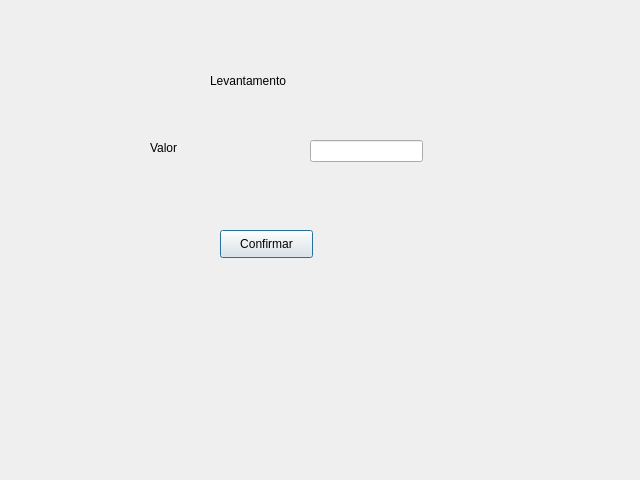
First picture: the form in ProjectoCpp/frmlevantamento.ui, repository ltsaiete/conta-estudante, before the edit.
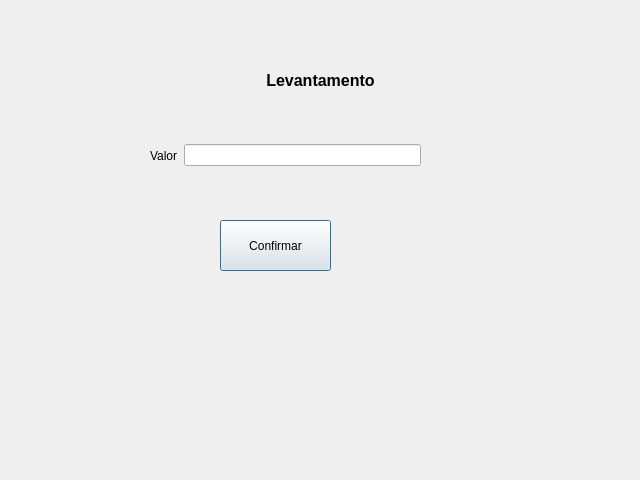
Second picture: the form after the edit.

Commit message: Formatando o label de senha

```diff
--- a/ProjectoCpp/frmlevantamento.ui
+++ b/ProjectoCpp/frmlevantamento.ui
@@ -16,52 +16,72 @@
   <widget class="QLabel" name="label">
    <property name="geometry">
     <rect>
-     <x>210</x>
+     <x>250</x>
      <y>70</y>
      <width>141</width>
      <height>21</height>
     </rect>
    </property>
+   <property name="font">
+    <font>
+     <pointsize>12</pointsize>
+     <weight>75</weight>
+     <bold>true</bold>
+    </font>
+   </property>
    <property name="text">
     <string>Levantamento</string>
    </property>
-  </widget>
-  <widget class="QLineEdit" name="txtValor">
-   <property name="geometry">
-    <rect>
-     <x>310</x>
-     <y>140</y>
-     <width>113</width>
-     <height>22</height>
-    </rect>
-   </property>
-  </widget>
-  <widget class="QLabel" name="label_2">
-   <property name="geometry">
-    <rect>
-     <x>150</x>
-     <y>140</y>
-     <width>55</width>
-     <height>16</height>
-    </rect>
-   </property>
-   <property name="text">
-    <string>Valor</string>
+   <property name="alignment">
+    <set>Qt::AlignCenter</set>
    </property>
   </widget>
   <widget class="QPushButton" name="btConfirm">
    <property name="geometry">
     <rect>
      <x>220</x>
-     <y>230</y>
-     <width>93</width>
-     <height>28</height>
+     <y>220</y>
+     <width>111</width>
+     <height>51</height>
     </rect>
    </property>
    <property name="text">
     <string>Confirmar</string>
    </property>
   </widget>
+  <widget class="QWidget" name="">
+   <property name="geometry">
+    <rect>
+     <x>150</x>
+     <y>140</y>
+     <width>271</width>
+     <height>31</height>
+    </rect>
+   </property>
+   <layout class="QHBoxLayout" name="horizontalLayout">
+    <item>
+     <widget class="QLabel" name="label_2">
+      <property name="font">
+       <font>
+        <pointsize>9</pointsize>
+       </font>
+      </property>
+      <property name="text">
+       <string>Valor</string>
+      </property>
+     </widget>
+    </item>
+    <item>
+     <widget class="QLineEdit" name="txtValor">
+      <property name="font">
+       <font>
+        <pointsize>9</pointsize>
+       </font>
+      </property>
+     </widget>
+    </item>
+   </layout>
+  </widget>
  </widget>
  <resources/>
  <connections/>
```
The commit also changes 4 other files.
